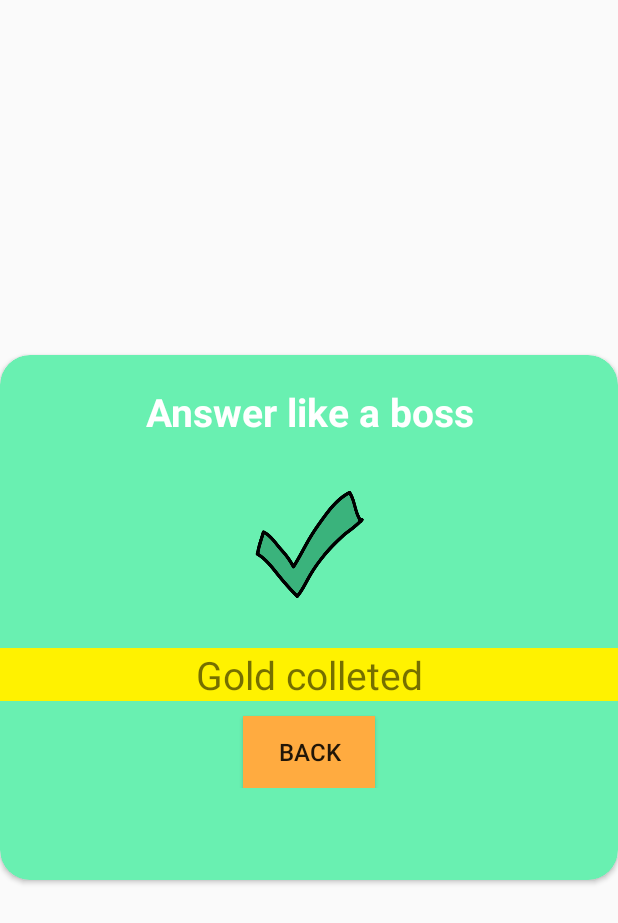
After one commit to bxbao87/MyFlashCard, an Android app: the layout popup_correctanswer.xml on its own in the app's theme, with its tools: preview values and no code run, on a phone screen of 412 x 824 dp. The commit adds this screen. Shown: the top 923 px of the screen. Run offline under Robolectric (Android 15) with nearby library versions, the phone set to English and light mode, and no system bars.

Commit message:
xml_popup_and_hint

```diff
--- a/app/build.gradle
+++ b/app/build.gradle
@@ -26,6 +26,12 @@ dependencies {
     implementation fileTree(dir: "libs", include: ["*.jar"])
     implementation 'androidx.appcompat:appcompat:1.2.0'
     implementation 'androidx.constraintlayout:constraintlayout:1.1.3'
+
+    implementation 'androidx.cardview:cardview:1.0.0'
+    //noinspection GradleCompatible
+    implementation 'com.android.support:cardview-v7:28.0.0'
+
+
     testImplementation 'junit:junit:4.12'
     androidTestImplementation 'androidx.test.ext:junit:1.1.1'
     androidTestImplementation 'androidx.test.espresso:espresso-core:3.2.0'
--- a/app/src/main/java/com/example/myflashcard/CategoryAdapter.java
+++ b/app/src/main/java/com/example/myflashcard/CategoryAdapter.java
@@ -61,7 +61,7 @@ public class CategoryAdapter extends BaseAdapter {
 
         Categories unit = CategoryList.get(i);
 
-        holder.name.setText("  " + unit.getName());
+        holder.name.setText(unit.getName());
 
         return view;
     }
--- a/app/src/main/res/layout/categories.xml
+++ b/app/src/main/res/layout/categories.xml
@@ -9,6 +9,7 @@
         android:id="@+id/CategoriesGridView"
         android:layout_width="match_parent"
         android:layout_height="match_parent"
+        android:background="#8640C4FF"
         />
 
 
--- a/app/src/main/res/layout/one_category.xml
+++ b/app/src/main/res/layout/one_category.xml
@@ -11,8 +11,10 @@
         android:text="Category"
         android:textSize="26sp"
         android:textColor="#ffff"
-        android:background="#8640C4FF"
+        android:layout_marginLeft="20dp"
         android:gravity="center_vertical"
         />
 
+    <!--android:background="#8640C4FF"-->
+
 </RelativeLayout>
--- /dev/null
+++ b/app/src/main/res/layout/popup_correctanswer.xml
@@ -0,0 +1,80 @@
+<?xml version="1.0" encoding="utf-8"?>
+<RelativeLayout xmlns:android="http://schemas.android.com/apk/res/android"
+    xmlns:android.support.v7.cardview="http://schemas.android.com/tools"
+    android:layout_width="match_parent"
+    android:layout_height="match_parent"
+    xmlns:app="http://schemas.android.com/apk/res-auto"
+    android:gravity="center">
+
+
+    <androidx.cardview.widget.CardView
+        xmlns:card_view="http://schemas.android.com/apk/res-auto"
+        android:id="@+id/card_view"
+        android:layout_width="match_parent"
+        android:layout_height="350dp"
+        card_view:cardCornerRadius="20dp"
+        android:layout_alignParentLeft="true"
+        android:layout_alignParentTop="true"
+        android:layout_alignParentStart="true"
+        card_view:cardBackgroundColor="#69F0B1"
+        >
+
+
+        <RelativeLayout
+            android:layout_width="match_parent"
+            android:layout_height="wrap_content"
+            android:layout_marginTop="20dp"
+            android:layout_marginBottom="20dp">
+
+            <TextView
+                android:id="@+id/info_text"
+                android:layout_width="match_parent"
+                android:layout_height="wrap_content"
+                android:text="Answer like a boss"
+                android:textSize="26sp"
+                android:textStyle="bold"
+                android:textColor="#ffff"
+                android:gravity="center"
+                />
+
+            <ImageView
+                android:id="@+id/symbol"
+                android:layout_width="100dp"
+                android:layout_height="100dp"
+                android:layout_below="@+id/info_text"
+                android:layout_centerHorizontal="true"
+                android:layout_marginTop="20dp"
+                android:src="@drawable/icons8_checkmark_480"
+                />
+
+            <TextView
+                android:id="@+id/correct"
+                android:layout_below="@+id/symbol"
+                android:layout_width="match_parent"
+                android:layout_height="wrap_content"
+                android:layout_marginTop="20dp"
+                android:background="#FFF200"
+                android:text="Gold colleted"
+                android:textSize="26sp"
+                android:gravity="center"
+                />
+
+            <Button
+                android:id="@+id/doneBtn"
+                android:layout_below="@+id/correct"
+                android:layout_width="wrap_content"
+                android:layout_height="wrap_content"
+                android:layout_centerHorizontal="true"
+                android:text="Back"
+                android:textSize="16dp"
+                android:layout_marginTop="10dp"
+                android:background="#FFAB40"
+                />
+
+
+
+        </RelativeLayout>
+    </androidx.cardview.widget.CardView>
+
+
+</RelativeLayout>
```
Also changed, not shown: app/src/main/java/com/example/myflashcard/Image_MultipleChoiceQuestionActivity.java (+34 -2 lines), app/src/main/java/com/example/myflashcard/Image_SingleAnswerQuestionActivity.java (+39 -0 lines), app/src/main/java/com/example/myflashcard/MultipleChoiceQuestionActivity.java (+37 -3 lines), app/src/main/java/com/example/myflashcard/SingleAnswerQuestionActivity.java (+67 -0 lines), app/src/main/res/layout/popup_hint.xml (added, +70 -0 lines), app/src/main/res/layout/popup_wronganswer.xml (added, +80 -0 lines), app/src/main/res/drawable/icons8_checkmark_480.png (added), app/src/main/res/drawable/icons8_multiply_100.png (added).
